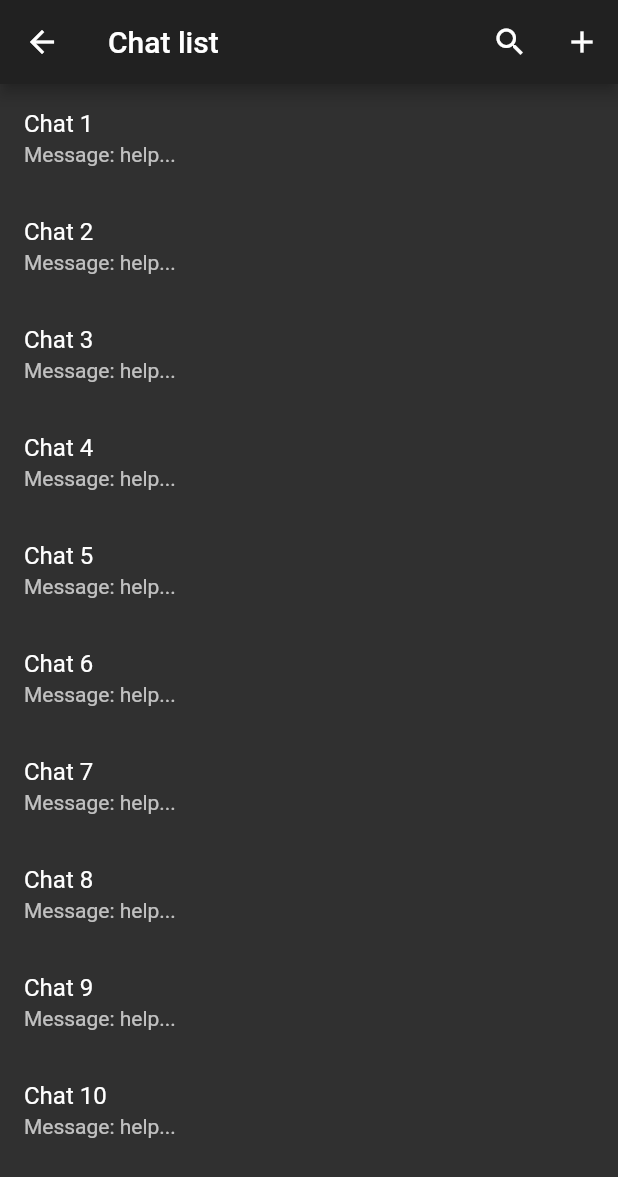
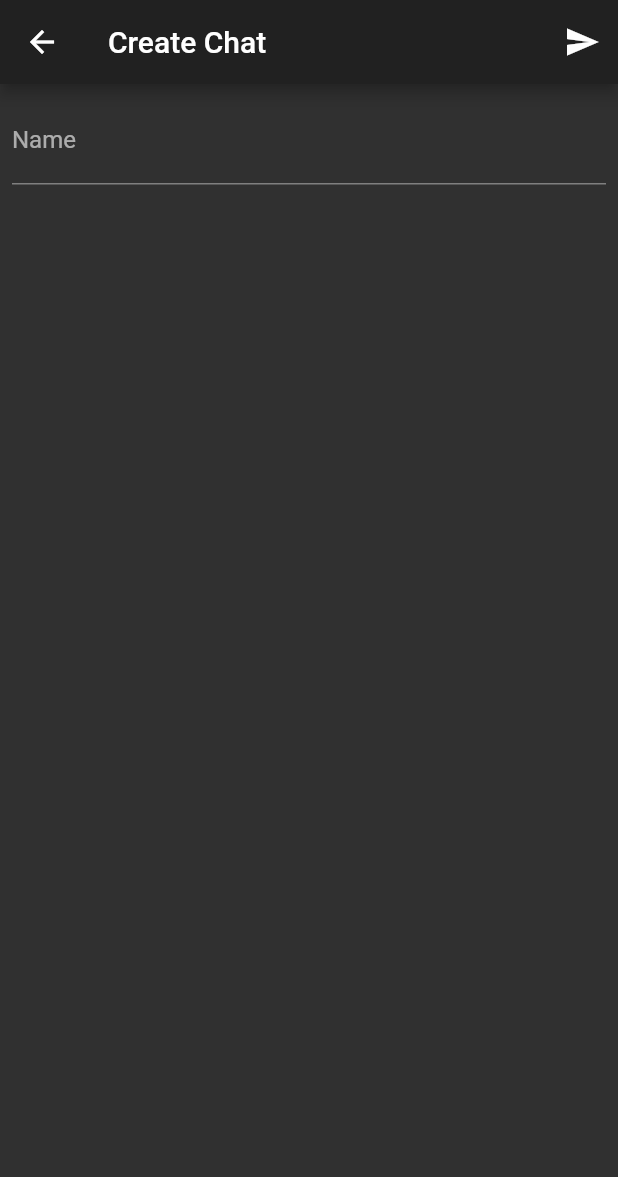
Before and after one commit to joaopaulogse/hack19flutter, a Flutter app: the ChatList screen opened directly, after a tap on the "add" icon, on a phone screen of 412 x 824 dp. Shown: the top 1177 px of the screen. Run offline on Flutter 3.47's test engine with Material 2 defaults, Android fonts, the phone set to English and light mode, and no system bars.

Commit message:
feat: :cool: pages create chat

```diff
--- a/lib/pages/chat_list.dart
+++ b/lib/pages/chat_list.dart
@@ -1,8 +1,10 @@
 import 'package:flutter/material.dart';
 
+import 'create_chat.dart';
+
 class ChatList extends StatefulWidget {
-  ChatList({Key key}) : super(key: key);
-
+  String _name;
+  ChatList({Key key, String name}) : _name = name, super(key: key);
   _ChatListState createState() => _ChatListState();
 }
 
@@ -40,7 +42,7 @@ class _ChatListState extends State<ChatList> {
                 onChanged: (value) {
                   setState(() {
                     listFilter = list
-                        .where((String text) => text.contains(value))
+                        .where((String text) => text.toLowerCase().contains(value.toLowerCase()))
                         .toList();
                   });
                 },
@@ -56,7 +58,9 @@ class _ChatListState extends State<ChatList> {
           ),
           IconButton(
             icon: Icon(Icons.add),
-            onPressed: () {},
+            onPressed: () {
+              Navigator.push(context, MaterialPageRoute(builder: (context) => CreateChat()));
+            },
           )
         ],
       ),
--- /dev/null
+++ b/lib/pages/create_chat.dart
@@ -0,0 +1,50 @@
+import 'package:flutter/material.dart';
+
+class CreateChat extends StatefulWidget {
+  CreateChat({Key key}) : super(key: key);
+
+  _CreateChatState createState() => _CreateChatState();
+}
+
+class _CreateChatState extends State<CreateChat> {
+  GlobalKey _formKey = GlobalKey<FormState>();
+  final _nameChatController = TextEditingController();
+  final _scaffoldKey = GlobalKey<ScaffoldState>();
+  @override
+  Widget build(BuildContext context) {
+    return Scaffold(
+      key: _scaffoldKey,
+      appBar: AppBar(
+        title: Text("Create Chat"),
+        actions: <Widget>[
+          IconButton(
+            icon: Icon(Icons.send),
+            tooltip: "add",
+            onPressed: () {
+              _scaffoldKey.currentState.showSnackBar(
+                  SnackBar(content: Text("Added")));
+              Navigator.of(context).pop();
+            },
+          )
+        ],
+      ),
+      body: Form(
+        key: _formKey,
+        child: Container(
+          child: Padding(
+            padding: EdgeInsets.all(8.0),
+            child: Column(
+              children: <Widget>[
+                TextField(
+                  decoration: InputDecoration(
+                      hintText: "My Chat for example...", labelText: "Name"),
+                  controller: _nameChatController,
+                ),
+              ],
+            ),
+          ),
+        ),
+      ),
+    );
+  }
+}
--- a/lib/pages/my_home_page.dart
+++ b/lib/pages/my_home_page.dart
@@ -13,7 +13,7 @@ class _MyHomePageState extends State<MyHomePage> {
   final _formKey = GlobalKey<FormState>();
   ScrollController _scroll = new ScrollController();
 
-  var name = '';
+  String name = '';
 
   void dispose(){
     _scroll.dispose();
@@ -87,7 +87,7 @@ class _MyHomePageState extends State<MyHomePage> {
               currentForm.save();
               Navigator.push(
                 context,
-                MaterialPageRoute(builder: (context) => ChatList()),
+                MaterialPageRoute(builder: (context) => ChatList(name: name)),
               );
             }
           },
```
Also changed, not shown: pubspec.lock, 2 other files.
